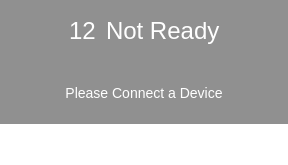
Above: untitled/notreadywidget.ui from pastoria/hdses before the change. Below: the same form after it.
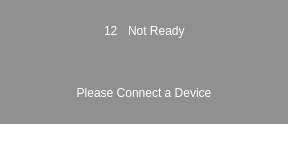
That is the form after the change.

Diff of the .ui file:
```diff
--- a/untitled/notreadywidget.ui
+++ b/untitled/notreadywidget.ui
@@ -18,18 +18,6 @@
    Color: #ffffff;
 }
 
-#label_number {
-	font-size: 24px;
-}
-
-#label_title {
-	font-size: 24px;
-}
-
-#label_desc {
-	font-size: 14px;
-}
-
 #widget_up {
 	background: #909090;
 }
```
